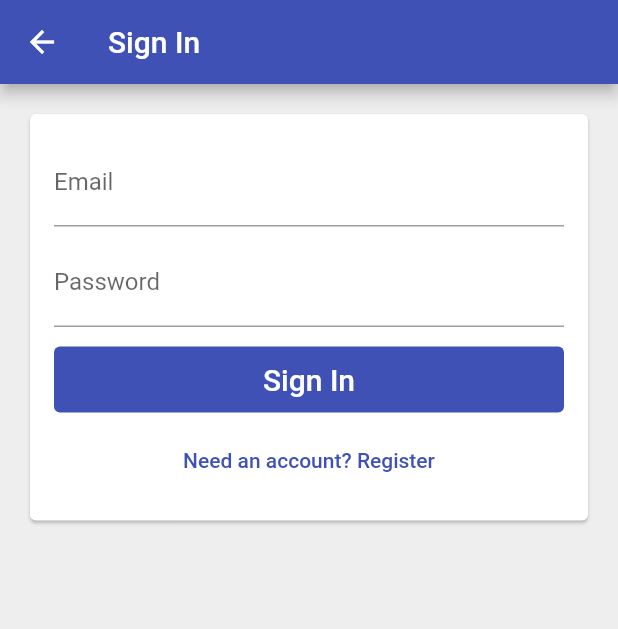
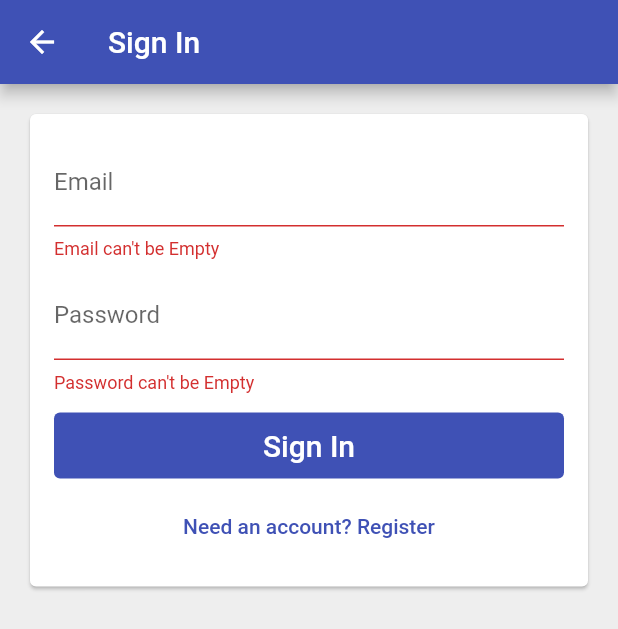
Before and after one commit to loqmanali/time_tracker_app, a Flutter app: the EmailSignInPage screen opened directly with empty values, on a phone screen of 412 x 824 dp. Shown: the top 629 px of the screen. Run offline on Flutter 3.47's test engine with Material 2 defaults, Android fonts, the phone set to English and light mode, and no system bars; our stand-ins replace firebase_auth, firebase_core, google_sign_in; missing offline and left inert: flutter_login_facebook; accounts and stored records are empty.

Commit message:
Showing an error text when the email or password are invalid

```diff
--- a/lib/app/sign_in/validators.dart
+++ b/lib/app/sign_in/validators.dart
@@ -12,4 +12,6 @@ class NonEmptyStringValidator implements StringValidator {
 class EmailAndPasswordValidator {
   final StringValidator emailValidator = NonEmptyStringValidator();
   final StringValidator passwordValidator = NonEmptyStringValidator();
+  final String invalidEmailErrorText = 'Email can\'t be Empty';
+  final String invalidPasswordErrorText = 'Password can\'t be Empty';
 }
--- a/lib/app/sign_in/widget/email_sign_in_form.dart
+++ b/lib/app/sign_in/widget/email_sign_in_form.dart
@@ -8,7 +8,7 @@ enum EmailSignInFormType { signIn, register }
 class EmailSignInForm extends StatefulWidget with EmailAndPasswordValidator {
   final AuthBase auth;
 
-   EmailSignInForm({Key key, @required this.auth}) : super(key: key);
+  EmailSignInForm({Key key, @required this.auth}) : super(key: key);
   @override
   _EmailSignInFormState createState() => _EmailSignInFormState();
 }
@@ -79,11 +79,13 @@ class _EmailSignInFormState extends State<EmailSignInForm> {
   }
 
   TextField _buildPasswordTextField() {
+    bool passwordValid = widget.passwordValidator.isValid(_password);
     return TextField(
       controller: _passwordController,
       focusNode: _passwordFocusNode,
       decoration: InputDecoration(
         labelText: 'Password',
+        errorText: passwordValid ? null : widget.invalidPasswordErrorText,
       ),
       obscureText: true,
       textInputAction: TextInputAction.done,
@@ -93,12 +95,14 @@ class _EmailSignInFormState extends State<EmailSignInForm> {
   }
 
   TextField _buildEmailTextField() {
+    bool emailValid = widget.emailValidator.isValid(_email);
     return TextField(
       controller: _emailController,
       focusNode: _emailFocusNode,
       decoration: InputDecoration(
         labelText: 'Email',
         hintText: 'test@test.com',
+        errorText: emailValid ? null : widget.invalidEmailErrorText,
       ),
       autocorrect: false,
       keyboardType: TextInputType.emailAddress,
```
